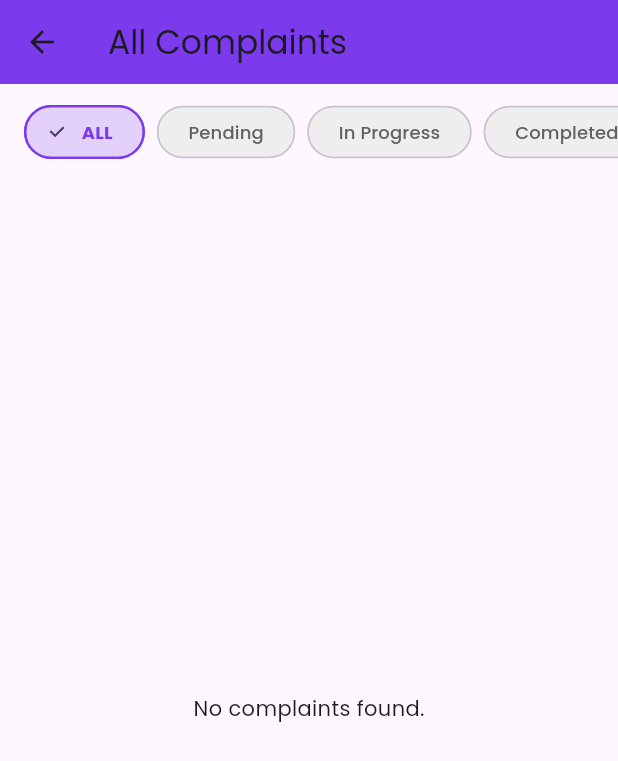
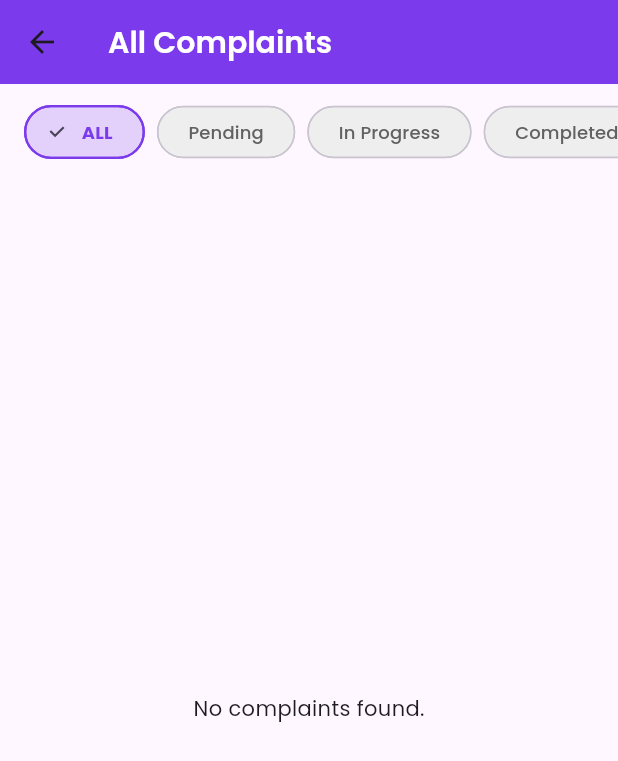
Before and after one commit to goh1217/SmartServe-KolejCare, a Flutter app: the StaffComplaintsPage screen opened directly, on a phone screen of 412 x 824 dp. Shown: the top 761 px of the screen. Run offline on Flutter 3.47's test engine with Material 3 defaults, Android fonts, the phone set to English and light mode, and no system bars; our stand-ins replace cloud_firestore, firebase_auth, firebase_core, flutter_image_compress, google_fonts, image_picker; accounts and stored records are empty; network calls fail.

Commit message:
change text style in staff_complaints page

```diff
--- a/lib/staff_complaints.dart
+++ b/lib/staff_complaints.dart
@@ -125,7 +125,7 @@ class _StaffComplaintsPageState extends State<StaffComplaintsPage> {
 
     return Scaffold(
       appBar: AppBar(
-        title: const Text('All Complaints'),
+        title: const Text('All Complaints', style: TextStyle(color: Colors.white, fontSize: 20, fontWeight: FontWeight.w600)),
         backgroundColor: const Color(0xFF7C3AED),
         elevation: 0,
       ),
```
